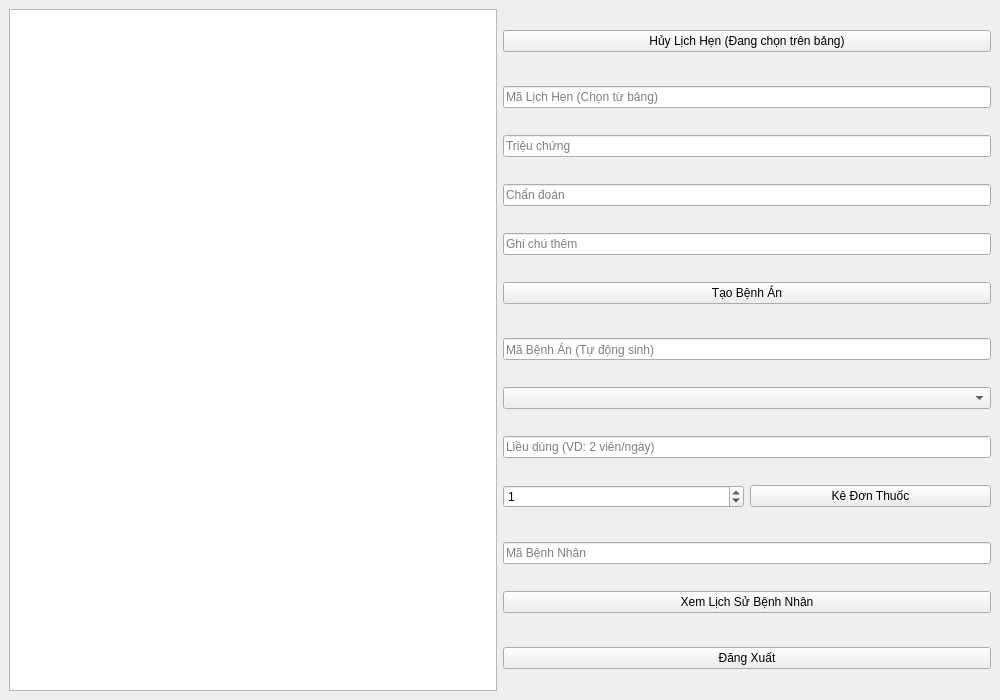
Qt form src/ui/DoctorMenu.ui (prestonwanttorevenge/PBL2) before a commit.
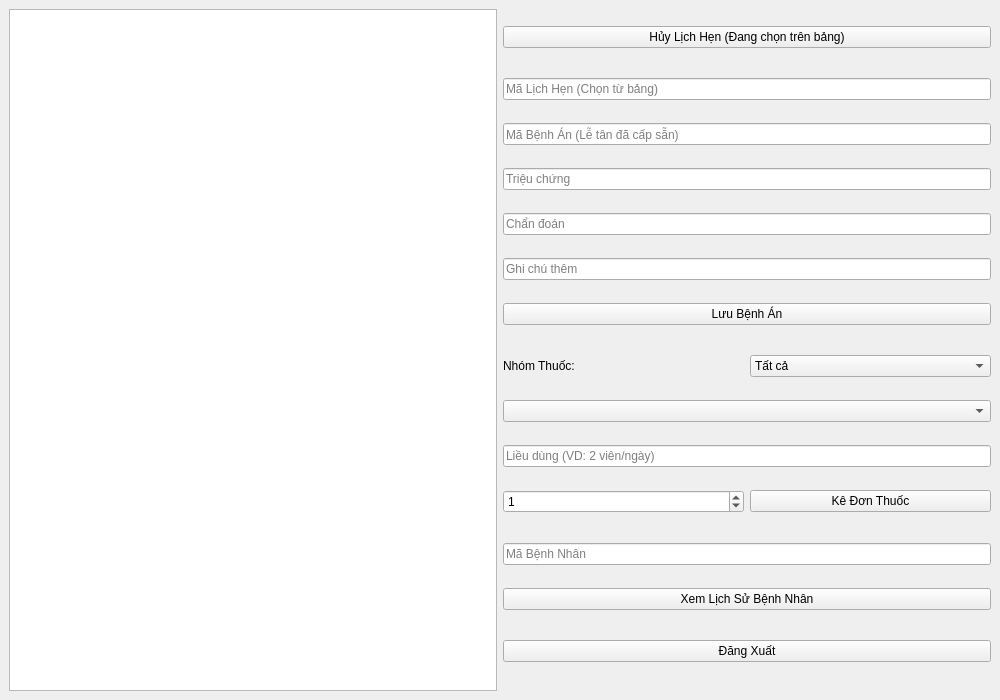
The same form after that commit.

```diff
--- a/src/ui/DoctorMenu.ui
+++ b/src/ui/DoctorMenu.ui
@@ -23,18 +23,33 @@
         <property name="readOnly"><bool>true</bool></property>
       </widget></item>
       
+      <!-- Đã sửa placeholder của RecordId để phản ánh đúng thực tế -->
+      <item><widget class="QLineEdit" name="txtRecordId">
+        <property name="placeholderText"><string>Mã Bệnh Án (Lễ tân đã cấp sẵn)</string></property>
+        <property name="readOnly"><bool>true</bool></property>
+      </widget></item>
+
       <item><widget class="QLineEdit" name="txtSymptoms"><property name="placeholderText"><string>Triệu chứng</string></property></widget></item>
       <item><widget class="QLineEdit" name="txtDiagnosis"><property name="placeholderText"><string>Chẩn đoán</string></property></widget></item>
       <item><widget class="QLineEdit" name="txtNotes"><property name="placeholderText"><string>Ghi chú thêm</string></property></widget></item>
-      <item><widget class="QPushButton" name="btnCreateMedicalRecord"><property name="text"><string>Tạo Bệnh Án</string></property></widget></item>
+      
+      <!-- Đổi nút Tạo thành nút Lưu/Cập nhật Bệnh án -->
+      <item><widget class="QPushButton" name="btnCreateMedicalRecord"><property name="text"><string>Lưu Bệnh Án</string></property></widget></item>
       <item><spacer name="verticalSpacer1"><property name="orientation"><enum>Qt::Vertical</enum></property></spacer></item>
       
-      <!-- Đã khóa ô nhập Mã Bệnh Án -->
-      <item><widget class="QLineEdit" name="txtRecordId">
-        <property name="placeholderText"><string>Mã Bệnh Án (Tự động sinh)</string></property>
-        <property name="readOnly"><bool>true</bool></property>
-      </widget></item>
-      
+      <item>
+       <layout class="QHBoxLayout" name="horizontalLayoutFilter">
+        <item><widget class="QLabel" name="lblFilter"><property name="text"><string>Nhóm Thuốc:</string></property></widget></item>
+        <item><widget class="QComboBox" name="cbMedPrefixFilter">
+          <item><property name="text"><string>Tất cả</string></property></item>
+          <item><property name="text"><string>B1 - Miễn phí 100%</string></property></item>
+          <item><property name="text"><string>B2 - Hỗ trợ 50%</string></property></item>
+          <item><property name="text"><string>B3 - Đồng chi trả 20%</string></property></item>
+          <item><property name="text"><string>DV - Dịch vụ (Tự túc)</string></property></item>
+        </widget></item>
+       </layout>
+      </item>
+
       <item><widget class="QComboBox" name="cbMedicine" /></item>
       <item><widget class="QLineEdit" name="txtDosage"><property name="placeholderText"><string>Liều dùng (VD: 2 viên/ngày)</string></property></widget></item>
       <item>
```
Left out of the diff: 3 changed lines with no effect on the pictures.
